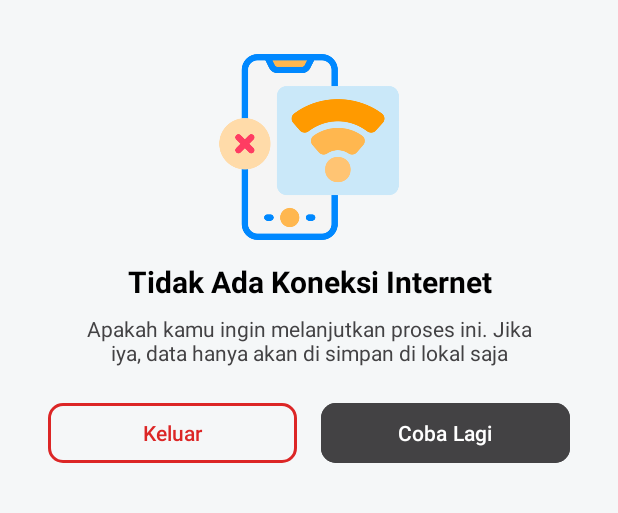
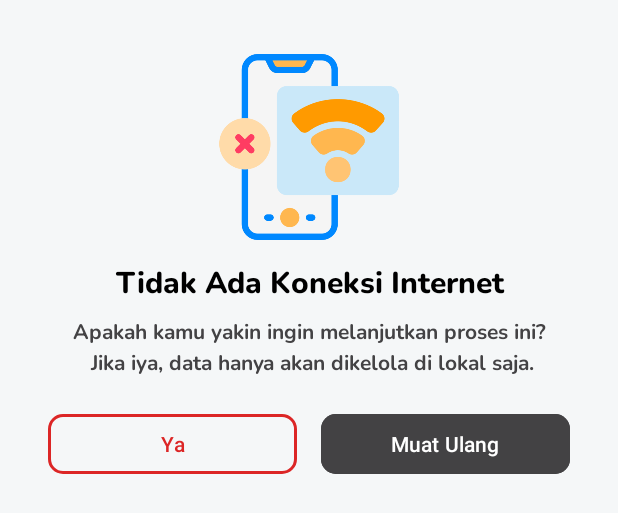
Before and after one commit to hamdaniqhmqd/APK-Monitoring-Gudang, an Android app: the layout notifikasi_alert_dialog.xml on its own in the app's theme, with its tools: preview values and no code run, on a phone screen of 412 x 824 dp. Shown: the top 513 px of the screen. Run offline under Robolectric (Android 15) with nearby library versions, the phone set to English and light mode, and no system bars.

Commit message:
perbaikan dan penambahan notifikasi untuk beberapa tampilan

```diff
--- a/app/src/main/java/com/tugas/aplikasimonitoringgudang/repository/UserRepository.kt
+++ b/app/src/main/java/com/tugas/aplikasimonitoringgudang/repository/UserRepository.kt
@@ -123,7 +123,7 @@ class UserRepository(
                         // Sinkronisasi data antara API ke lokal
                         sinkronisasiDataUserInsert(apiData, localData)
                         sinkronisasiDataUserUpdate(apiData, localData)
-                        sinkronisasiDataUserDelete(apiData, localData)
+//                        sinkronisasiDataUserDelete(apiData, localData)
                         // Mengembalikan data transaksi yang diterima dari API
                         return@withContext response.data
                     } else {
@@ -172,8 +172,6 @@ class UserRepository(
                 try {
                     val response = apiService.createAdmin(user)
                     if (response.success) {
-                        userDao.insert(response.data)
-//                        getAllTransaksi()
                         // Mengembalikan transaksi yang baru ditambahkan
                         return@withContext response.data
                     } else {
--- a/app/src/main/res/layout/notifikasi_alert_dialog.xml
+++ b/app/src/main/res/layout/notifikasi_alert_dialog.xml
@@ -28,6 +28,7 @@
         android:layout_marginHorizontal="24dp"
         android:layout_marginTop="14dp"
         android:gravity="center"
+        android:fontFamily="@font/nunitoextrabold"
         android:text="Tidak Ada Koneksi Internet"
         android:textColor="@color/black"
         android:textSize="20sp"
@@ -38,18 +39,33 @@
 
     <!-- Pesan -->
     <TextView
-        android:id="@+id/dialog_message"
+        android:id="@+id/dialog_tanya"
         android:layout_width="0dp"
         android:layout_height="wrap_content"
         android:layout_marginHorizontal="24dp"
         android:layout_marginTop="8dp"
         android:gravity="center"
-        android:text="Apakah kamu ingin melanjutkan proses ini. Jika iya, data hanya akan di simpan di lokal saja"
+        android:fontFamily="@font/nunitobold"
+        android:text="Apakah kamu yakin ingin melanjutkan proses ini?"
         android:textColor="@color/hitam_smooth"
         android:textSize="14sp"
         app:layout_constraintEnd_toEndOf="parent"
         app:layout_constraintStart_toStartOf="parent"
         app:layout_constraintTop_toBottomOf="@+id/dialog_title" />
+
+    <TextView
+        android:id="@+id/dialog_keterangan"
+        android:layout_width="0dp"
+        android:layout_height="wrap_content"
+        android:layout_marginHorizontal="24dp"
+        android:gravity="center"
+        android:fontFamily="@font/nunitobold"
+        android:text=" Jika iya, data hanya akan dikelola di lokal saja."
+        android:textColor="@color/hitam_smooth"
+        android:textSize="14sp"
+        app:layout_constraintEnd_toEndOf="parent"
+        app:layout_constraintStart_toStartOf="parent"
+        app:layout_constraintTop_toBottomOf="@+id/dialog_tanya" />
 
     <!-- Tombol -->
     <androidx.constraintlayout.widget.ConstraintLayout
@@ -58,7 +74,7 @@
         android:layout_marginTop="20dp"
         app:layout_constraintEnd_toEndOf="parent"
         app:layout_constraintStart_toStartOf="parent"
-        app:layout_constraintTop_toBottomOf="@+id/dialog_message">
+        app:layout_constraintTop_toBottomOf="@+id/dialog_keterangan">
 
         <androidx.constraintlayout.widget.Guideline
             android:id="@+id/vertikal"
@@ -69,12 +85,12 @@
 
         <!-- Tombol "Coba Lagi" -->
         <com.google.android.material.button.MaterialButton
-            android:id="@+id/btn_coba_lagi"
+            android:id="@+id/btn_muat_ulang"
             android:layout_width="0dp"
             android:layout_height="wrap_content"
             android:layout_marginHorizontal="8dp"
             android:backgroundTint="@color/hitam_smooth"
-            android:text="Coba Lagi"
+            android:text="Muat Ulang"
             android:textColor="@color/white"
             app:cornerRadius="10dp"
             app:layout_constraintBottom_toBottomOf="parent"
@@ -84,12 +100,12 @@
 
         <!-- Tombol "Keluar" -->
         <com.google.android.material.button.MaterialButton
-            android:id="@+id/btn_batal"
+            android:id="@+id/btn_ya"
             android:layout_width="0dp"
             android:layout_height="wrap_content"
             android:layout_marginHorizontal="8dp"
             android:backgroundTint="@color/putih_bg"
-            android:text="Keluar"
+            android:text="Ya"
             android:textColor="@color/merah_hapus"
             app:cornerRadius="10dp"
             app:layout_constraintBottom_toBottomOf="parent"
```
Also changed, not shown: app/src/main/java/com/tugas/aplikasimonitoringgudang/ui/LoadScreenActivity.kt (+6 -6 lines), app/src/main/java/com/tugas/aplikasimonitoringgudang/ui/MainActivity.kt (+3 -8 lines), app/src/main/java/com/tugas/aplikasimonitoringgudang/ui/login/LoginActivity.kt (+46 -11 lines), app/src/main/java/com/tugas/aplikasimonitoringgudang/ui/register/RegisterActivity.kt (+48 -13 lines).
